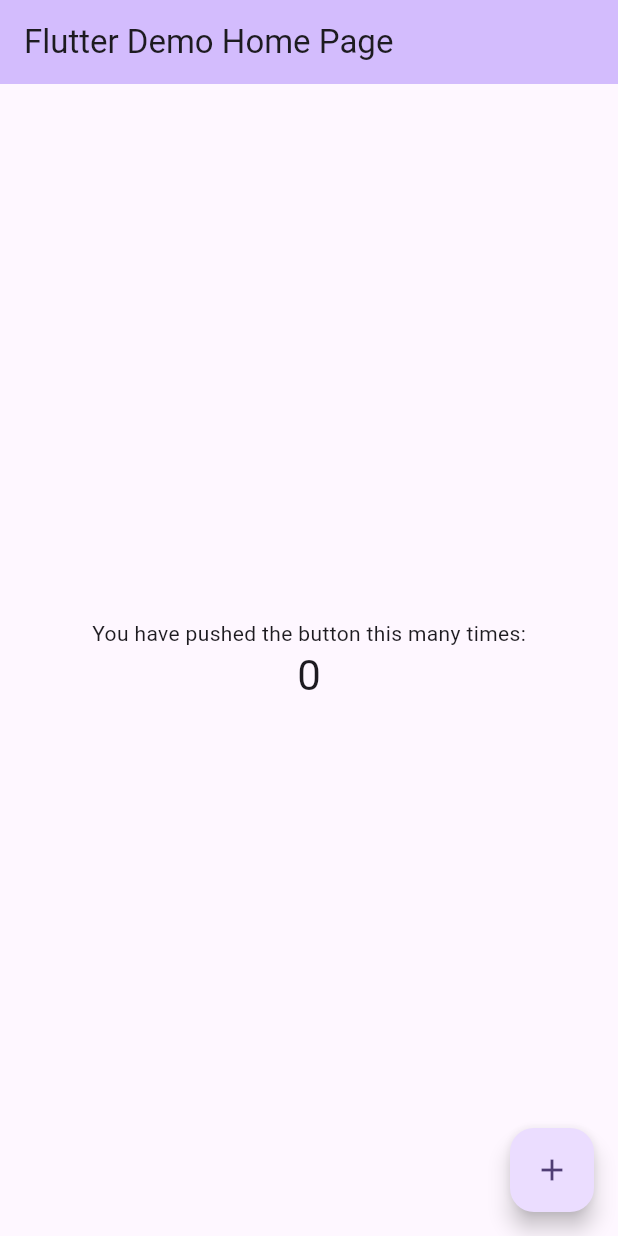
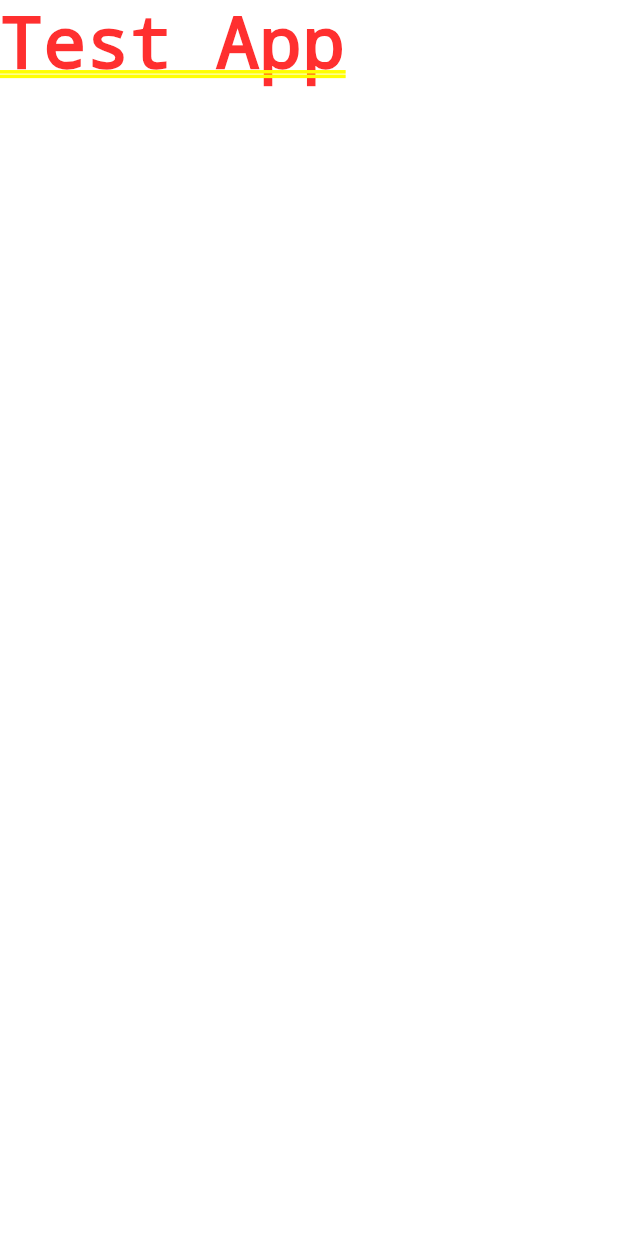
Before and after one commit to jahidcs/flutter-projects, a Flutter app: the screen it shows after launch, on a phone screen of 412 x 824 dp. Run offline on Flutter 3.47's test engine with Material 3 defaults, Android fonts, the phone set to English and light mode, and no system bars.

Commit message:
app started

```diff
--- a/currency_converter/lib/main.dart
+++ b/currency_converter/lib/main.dart
@@ -1,69 +1,22 @@
 import 'package:flutter/material.dart';
 
 void main() {
-  runApp(const MyApp());
+  runApp(const App());
 }
 
-class MyApp extends StatelessWidget {
-  const MyApp({super.key});
+class App extends StatelessWidget {
+  const App({super.key});
 
   @override
   Widget build(BuildContext context) {
     return MaterialApp(
-      title: 'Flutter Demo',
+      title: 'Currency Converter',
+      debugShowCheckedModeBanner: false,
       theme: ThemeData(
-        colorScheme: ColorScheme.fromSeed(seedColor: Colors.deepPurple),
+        colorScheme: ColorScheme.fromSeed(seedColor: Colors.black),
         useMaterial3: true,
       ),
-      home: const MyHomePage(title: 'Flutter Demo Home Page'),
+      home: const Text("Test App"),
     );
   }
 }
-
-class MyHomePage extends StatefulWidget {
-  const MyHomePage({super.key, required this.title});
-
-  final String title;
-
-  @override
-  State<MyHomePage> createState() => _MyHomePageState();
-}
-
-class _MyHomePageState extends State<MyHomePage> {
-  int _counter = 0;
-
-  void _incrementCounter() {
-    setState(() {
-      _counter++;
-    });
-  }
-
-  @override
-  Widget build(BuildContext context) {
-    return Scaffold(
-      appBar: AppBar(
-        backgroundColor: Theme.of(context).colorScheme.inversePrimary,
-        title: Text(widget.title),
-      ),
-      body: Center(
-        child: Column(
-          mainAxisAlignment: MainAxisAlignment.center,
-          children: <Widget>[
-            const Text(
-              'You have pushed the button this many times:',
-            ),
-            Text(
-              '$_counter',
-              style: Theme.of(context).textTheme.headlineMedium,
-            ),
-          ],
-        ),
-      ),
-      floatingActionButton: FloatingActionButton(
-        onPressed: _incrementCounter,
-        tooltip: 'Increment',
-        child: const Icon(Icons.add),
-      ), // This trailing comma makes auto-formatting nicer for build methods.
-    );
-  }
-}
```
